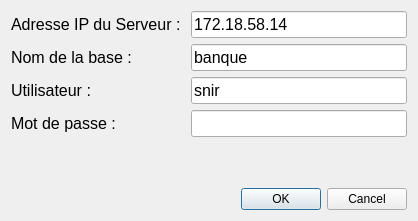
The window that 10_SqlQueryModel/connexion.ui (TheoMichaud/Apprendre_QT) describes before a commit, drawn with Qt 5.
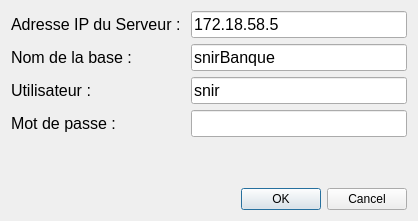
The same window after the commit.

Diff of the .ui file:
```diff
--- a/10_SqlQueryModel/connexion.ui
+++ b/10_SqlQueryModel/connexion.ui
@@ -36,7 +36,7 @@
         </font>
        </property>
        <property name="text">
-        <string>172.18.58.14</string>
+        <string>172.18.58.5</string>
        </property>
       </widget>
      </item>
@@ -60,7 +60,7 @@
         </font>
        </property>
        <property name="text">
-        <string>banque</string>
+        <string>snirBanque</string>
        </property>
       </widget>
      </item>
```
